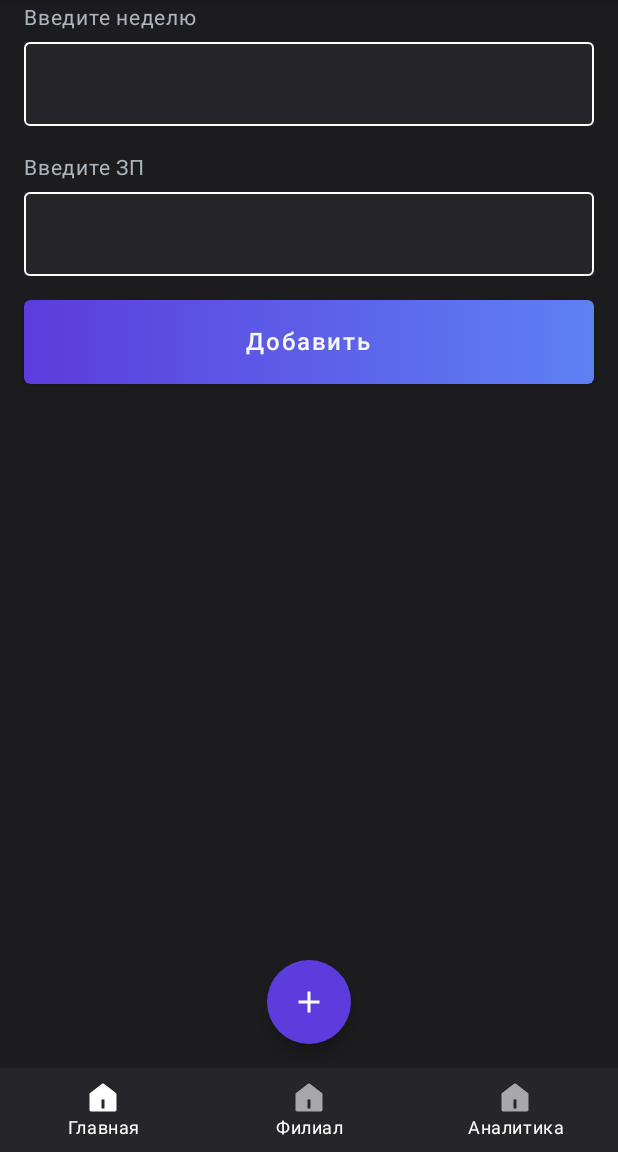
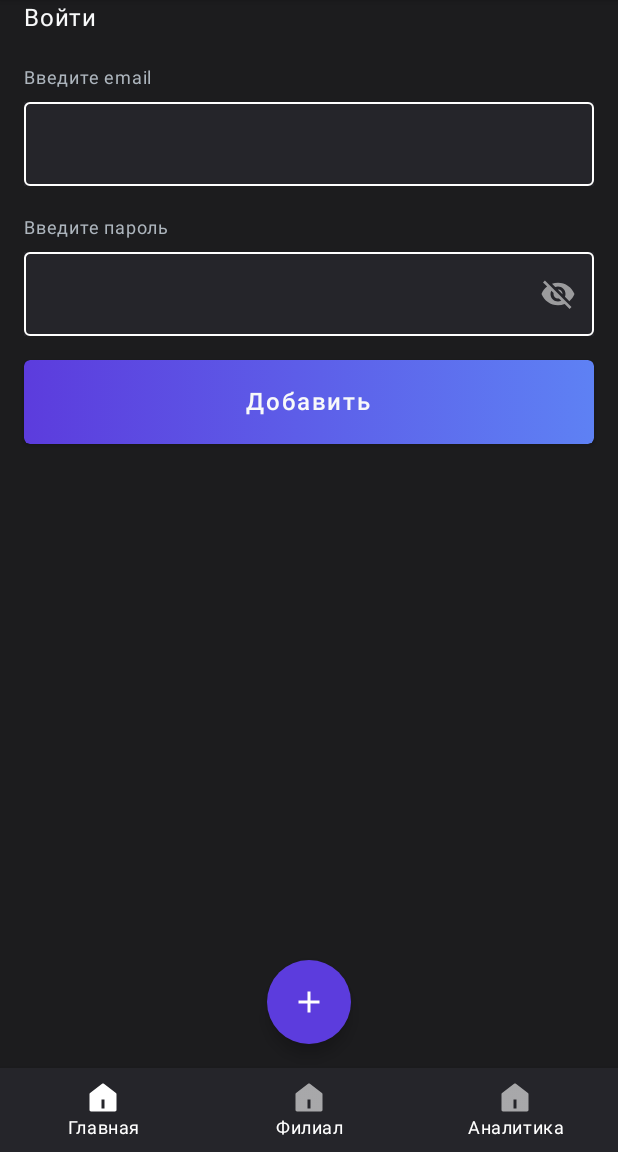
Before and after one commit to isaya1910/zhasa-android, an Android app built with Jetpack Compose: the screen it shows after launch (MainActivity), on a phone screen of 412 x 824 dp, the part 84-1236 px from its top. Run offline under Robolectric (Android 15) with nearby library versions, the phone set to English and light mode, and no system bars.

Commit message:
login view

```diff
--- a/app/build.gradle.kts
+++ b/app/build.gradle.kts
@@ -55,6 +55,7 @@ dependencies {
     implementation(Dependencies.composeViewModel)
     implementation(Dependencies.composeActivity)
     implementation(Dependencies.composeNavigation)
+    implementation(Dependencies.composeMaterialIcons)
     testImplementation(Dependencies.composeUiTest)
     implementation(project(path = ":repository"))
     implementation(Dependencies.mpChartVersion)
--- /dev/null
+++ b/app/src/main/java/com/zhasa_app/ui/auth/views/LoginView.kt
@@ -0,0 +1,33 @@
+package com.zhasa_app.ui.auth.views
+
+import androidx.compose.foundation.layout.*
+import androidx.compose.runtime.Composable
+import androidx.compose.ui.Modifier
+import com.zhasa_app.ui.common.*
+import com.zhasa_app.ui.theme.Colors
+import com.zhasa_app.ui.theme.Size
+
+@Composable
+fun LoginView() {
+    Column(
+        modifier = Modifier
+            .fillMaxWidth()
+            .padding(start = Size.SPACE_2, end = Size.SPACE_2)
+    ) {
+        NormalText(text = "Войти")
+        Spacer(modifier = Modifier.height(Size.SPACE_2))
+        SmallText(text = "Введите email", textColor = Colors.SecondaryTextColor)
+        Spacer(modifier = Modifier.height(Size.SPACE_0_5))
+        EmailInputField()
+        Spacer(modifier = Modifier.height(Size.SPACE_2))
+        SmallText(text = "Введите пароль", textColor = Colors.SecondaryTextColor)
+        Spacer(modifier = Modifier.height(Size.SPACE_0_5))
+        PasswordInputField()
+        Spacer(modifier = Modifier.height(Size.SPACE_2))
+        PrimaryButton(modifier = Modifier
+            .fillMaxWidth()
+            .height(Size.SPACE_7), onClick = {
+
+        }, text = "Добавить")
+    }
+}
--- a/app/src/main/java/com/zhasa_app/ui/common/InputFields.kt
+++ b/app/src/main/java/com/zhasa_app/ui/common/InputFields.kt
@@ -9,14 +9,18 @@ import androidx.compose.foundation.layout.fillMaxWidth
 import androidx.compose.foundation.layout.height
 import androidx.compose.foundation.layout.padding
 import androidx.compose.foundation.text.KeyboardOptions
-import androidx.compose.material.Card
-import androidx.compose.material.OutlinedTextField
-import androidx.compose.material.TextFieldDefaults
+import androidx.compose.material.*
+import androidx.compose.material.icons.Icons
+import androidx.compose.material.icons.filled.Visibility
+import androidx.compose.material.icons.filled.VisibilityOff
 import androidx.compose.runtime.*
+import androidx.compose.runtime.saveable.rememberSaveable
 import androidx.compose.ui.Alignment
 import androidx.compose.ui.Modifier
 import androidx.compose.ui.platform.LocalContext
 import androidx.compose.ui.text.input.KeyboardType
+import androidx.compose.ui.text.input.PasswordVisualTransformation
+import androidx.compose.ui.text.input.VisualTransformation
 import com.google.android.material.datepicker.MaterialDatePicker
 import com.zhasa_app.ui.theme.Colors
 import com.zhasa_app.ui.theme.Size
@@ -77,7 +81,6 @@ fun AmountInputField() {
     }
 }
 
-
 @Composable
 fun DateField() {
     val datePicker = MaterialDatePicker.Builder.datePicker().build()
@@ -107,3 +110,65 @@ fun DateField() {
         }
     }
 }
+
+@Composable
+fun EmailInputField() {
+    Box(
+        modifier = Modifier
+            .background(color = Colors.BackgroundColor)
+            .fillMaxWidth()
+            .height(Size.SPACE_7)
+    ) {
+        var text by remember { mutableStateOf("") }
+        OutlinedTextField(
+            modifier = Modifier.fillMaxWidth(),
+            value = text,
+            onValueChange = {
+                text = it
+            },
+            keyboardOptions = KeyboardOptions(keyboardType = KeyboardType.Email),
+            colors = TextFieldDefaults.outlinedTextFieldColors(
+                textColor = Colors.PrimaryTextColor,
+                focusedBorderColor = Colors.BlueSecondaryLight,
+                unfocusedBorderColor = Colors.White
+            )
+        )
+    }
+}
+
+@Composable
+fun PasswordInputField() {
+    var isPasswordVisible by rememberSaveable {
+        mutableStateOf(false)
+    }
+    Box(
+        modifier = Modifier
+            .background(color = Colors.BackgroundColor)
+            .fillMaxWidth()
+            .height(Size.SPACE_7)
+    ) {
+        var text by remember { mutableStateOf("") }
+        OutlinedTextField(
+            modifier = Modifier.fillMaxWidth(),
+            value = text,
+            onValueChange = {
+                text = it
+            },
+            visualTransformation = if (isPasswordVisible) VisualTransformation.None else PasswordVisualTransformation(),
+            keyboardOptions = KeyboardOptions(keyboardType = KeyboardType.Password),
+            colors = TextFieldDefaults.outlinedTextFieldColors(
+                textColor = Colors.PrimaryTextColor,
+                focusedBorderColor = Colors.BlueSecondaryLight,
+                unfocusedBorderColor = Colors.White
+            ),
+            trailingIcon = {
+                val image = if (isPasswordVisible)
+                    Icons.Filled.Visibility
+                else Icons.Filled.VisibilityOff
+                IconButton(onClick = { isPasswordVisible = !isPasswordVisible }) {
+                    Icon(imageVector = image, "")
+                }
+            }
+        )
+    }
+}
--- a/app/src/main/java/com/zhasa_app/ui/leading/viewmodels/LeadingViewModel.kt
+++ b/app/src/main/java/com/zhasa_app/ui/leading/viewmodels/LeadingViewModel.kt
@@ -1,6 +1,3 @@
 package com.zhasa_app.ui.leading.viewmodels
 
 import androidx.lifecycle.ViewModel
-import com.zhasa_app.repository.UserRepository
-
-class LeadingViewModel(private val userRepository: UserRepository) : ViewModel()
--- a/app/src/main/java/com/zhasa_app/ui/screens/home/HomeScreen.kt
+++ b/app/src/main/java/com/zhasa_app/ui/screens/home/HomeScreen.kt
@@ -1,11 +1,12 @@
 package com.zhasa_app.ui.screens.home
 
 import androidx.compose.runtime.Composable
+import com.zhasa_app.ui.auth.views.LoginView
 import com.zhasa_app.ui.common.WeekInputField
 import com.zhasa_app.ui.lagging.view.CreateLaggingView
 import com.zhasa_app.ui.leading.view.CreateLeadingView
 
 @Composable
 fun HomeScreen() {
-    CreateLaggingView()
+    LoginView()
 }
--- a/buildSrc/src/main/java/Dependencies.kt
+++ b/buildSrc/src/main/java/Dependencies.kt
@@ -7,5 +7,6 @@ object Dependencies {
     const val composeViewModel = "androidx.lifecycle:lifecycle-viewmodel-compose:${Versions.composeViewModelVersion}"
     const val composeActivity = "androidx.activity:activity-compose:${Versions.composeActivityVersion}"
     const val composeNavigation = "androidx.navigation:navigation-compose:${Versions.composeNavigationVersion}"
+    const val composeMaterialIcons = "androidx.compose.material:material-icons-extended:${Versions.composeBaseVersion}"
     const val mpChartVersion = "com.github.PhilJay:MPAndroidChart:${Versions.mpChartVersion}"
 }
--- a/repository/src/main/java/com/zhasa_app/repository/UserRepository.kt
+++ b/repository/src/main/java/com/zhasa_app/repository/UserRepository.kt
@@ -1,24 +1 @@
 package com.zhasa_app.repository
-
-
-sealed interface UserRepository {
-    suspend fun getUser(token: String): User
-}
-
-internal class UserRepositoryImpl(private val userDataSource: UserDataSource) : UserRepository {
-    override suspend fun getUser(token: String): User {
-        return userDataSource.syncUser(token)
-    }
-}
-
-object UserRepo: UserRepository {
-    override suspend fun getUser(token: String): User {
-        TODO("Not yet implemented")
-    }
-}
-
-object UserRepositoryImpl2 : UserRepository {
-    override suspend fun getUser(token: String): User {
-        TODO("Not yet implemented")
-    }
-}
--- a/repository/src/main/java/com/zhasa_app/repository/UserRepositoryFabric.kt
+++ b/repository/src/main/java/com/zhasa_app/repository/UserRepositoryFabric.kt
@@ -1,7 +1 @@
 package com.zhasa_app.repository
-
-object UserRepositoryFabric {
-    fun getUserRepository(userDataSource: UserDataSource): UserRepository {
-        return UserRepositoryImpl(userDataSource)
-    }
-}
```
